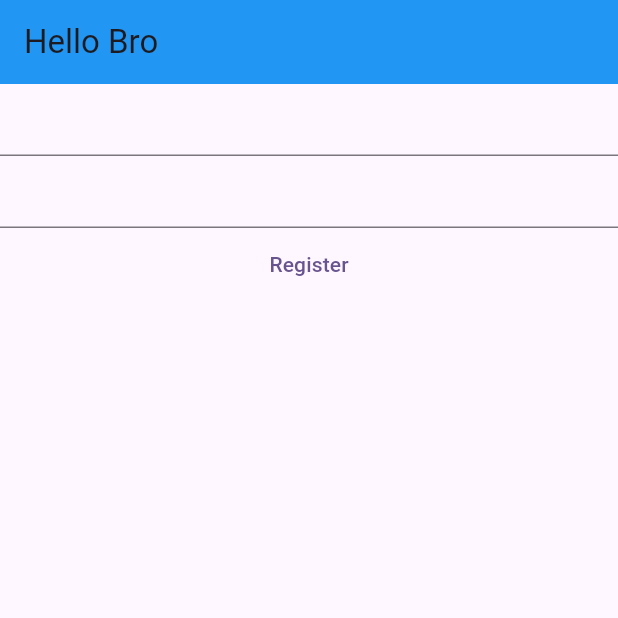
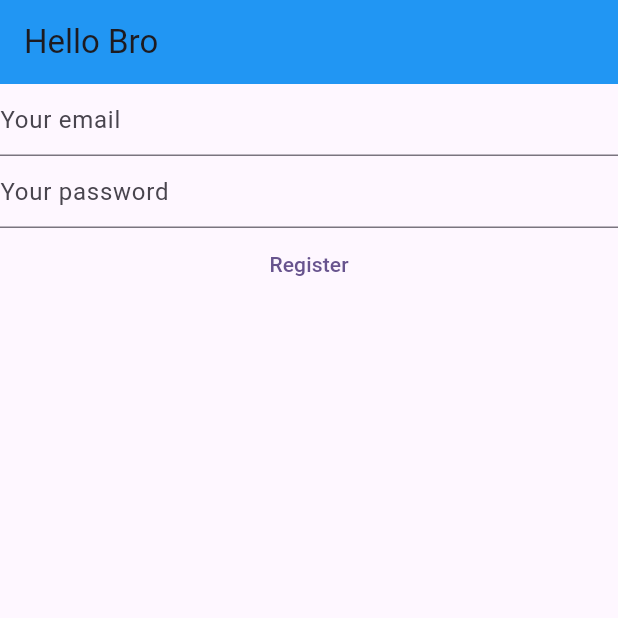
Before and after one commit to Hadi87s/Notely, a Flutter app: the screen it shows after launch, after a tap on "Register", on a phone screen of 412 x 824 dp, the top half of it. Run offline on Flutter 3.47's test engine with Material 3 defaults, Android fonts, the phone set to English and light mode, and no system bars; our stand-ins replace firebase_auth, firebase_core; accounts and stored records are empty; network calls fail.

```diff
--- a/lib/main.dart
+++ b/lib/main.dart
@@ -1,4 +1,5 @@
 import 'package:flutter/material.dart';
+import 'package:firebase_auth/firebase_auth.dart';
 
 void main() {
   runApp(const MyApp());
@@ -13,21 +14,6 @@ class MyApp extends StatelessWidget {
     return MaterialApp(
       title: 'Flutter Demo',
       theme: ThemeData(
-        // This is the theme of your application.
-        //
-        // TRY THIS: Try running your application with "flutter run". You'll see
-        // the application has a purple toolbar. Then, without quitting the app,
-        // try changing the seedColor in the colorScheme below to Colors.green
-        // and then invoke "hot reload" (save your changes or press the "hot
-        // reload" button in a Flutter-supported IDE, or press "r" if you used
-        // the command line to start the app).
-        //
-        // Notice that the counter didn't reset back to zero; the application
-        // state is not lost during the reload. To reset the state, use hot
-        // restart instead.
-        //
-        // This works for code too, not just values: Most code changes can be
-        // tested with just a hot reload.
         colorScheme: ColorScheme.fromSeed(seedColor: Colors.deepPurple),
         useMaterial3: true,
       ),
@@ -72,9 +58,22 @@ class _HomePageState extends State<HomePage> {
         ),
         body: Column(
           children: [
-            TextField(),
-            TextField(),
-            TextButton(onPressed: () async {}, child: const Text('Register')),
+            TextField(
+              controller: email,
+              decoration: InputDecoration(hintText: "Your email"),
+            ), // this is how we assign our controller to the text field given.
+            TextField(
+              controller: password,
+              decoration: InputDecoration(hintText: "Your password"),
+            ), // this is how we assign our controller to the text field given.
+            TextButton(
+                onPressed: () async {
+                  await FirebaseAuth.instance.createUserWithEmailAndPassword(
+                      email: email.text, password: password.text);
+                  // created an instance of firebase and give it the username and the password written by the user (the value we got from the textControllers)
+                  // and since this FirebaseAuth returns a future we need to await of it for it to really perform the work we want
+                },
+                child: const Text('Register')),
           ],
         ));
   }
```
